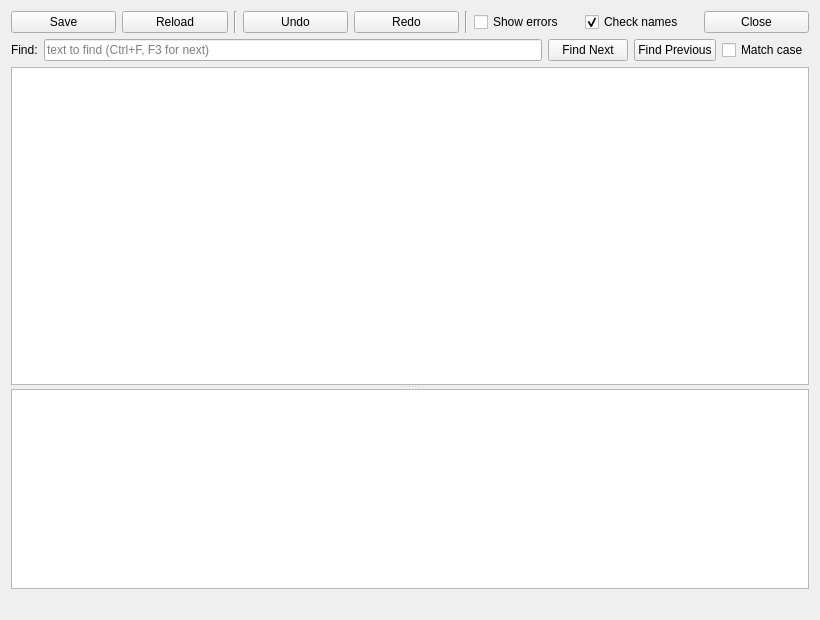
Qt form GeneralsMD/Code/Tools/WorldBuilder/qt/panels/WBQtMapIniEditorDialog.ui (triatomic/worldbuilderQT) before a commit.
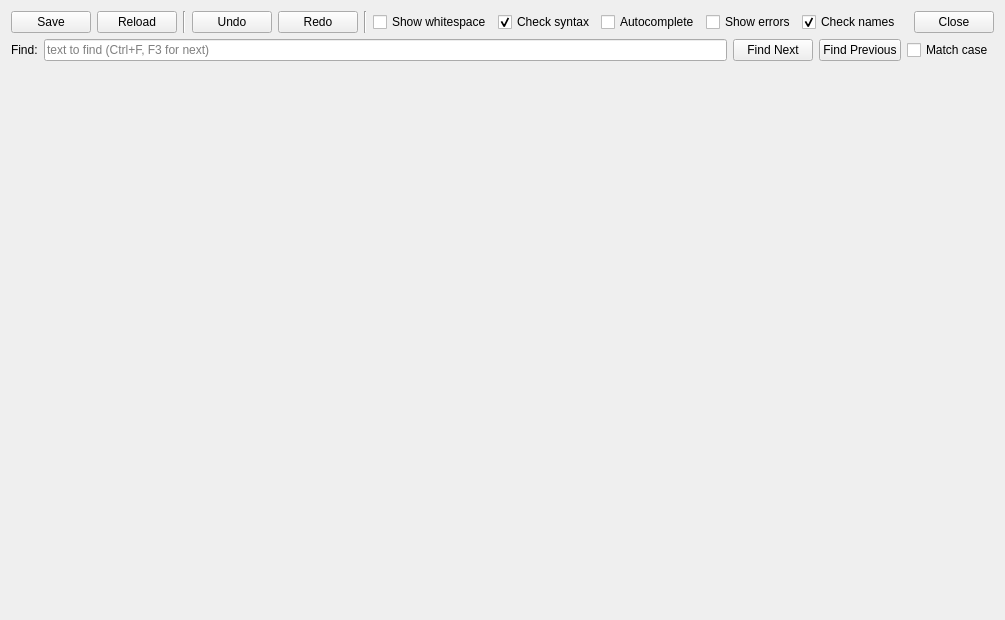
The same form after that commit.

Commit message: INI editor: autocomplete, syntax checking, and open any INI file

What changed in the file:
```diff
--- a/GeneralsMD/Code/Tools/WorldBuilder/qt/panels/WBQtMapIniEditorDialog.ui
+++ b/GeneralsMD/Code/Tools/WorldBuilder/qt/panels/WBQtMapIniEditorDialog.ui
@@ -76,6 +76,39 @@
        </property>
       </widget>
      </item>
+     <item>
+      <widget class="QCheckBox" name="whitespaceBox">
+       <property name="text">
+        <string>Show whitespace</string>
+       </property>
+       <property name="toolTip">
+        <string>Render spaces and tabs, so mixed indentation is visible.</string>
+       </property>
+      </widget>
+     </item>
+     <item>
+      <widget class="QCheckBox" name="checkSyntaxBox">
+       <property name="text">
+        <string>Check syntax</string>
+       </property>
+       <property name="toolTip">
+        <string>Underline structural problems: a stray End, a block left unclosed, a key with no value.</string>
+       </property>
+       <property name="checked">
+        <bool>true</bool>
+       </property>
+      </widget>
+     </item>
+     <item>
+      <widget class="QCheckBox" name="autoCompleteBox">
+       <property name="text">
+        <string>Autocomplete</string>
+       </property>
+       <property name="toolTip">
+        <string>Suggest names from the game data as you type. Ctrl+Space opens a searchable list (works even with this off).</string>
+       </property>
+      </widget>
+     </item>
      <item>
       <widget class="QCheckBox" name="showErrorsBox">
        <property name="text">
@@ -164,29 +197,21 @@
     </layout>
    </item>
    <item>
-    <widget class="QSplitter" name="split">
-     <property name="orientation">
-      <enum>Qt::Vertical</enum>
-     </property>
-     <widget class="QPlainTextEdit" name="editor">
-      <property name="lineWrapMode">
-       <enum>QPlainTextEdit::NoWrap</enum>
+    <widget class="QWidget" name="editorHost" native="true">
+     <layout class="QVBoxLayout" name="editorHostLay">
+      <property name="leftMargin">
+       <number>0</number>
       </property>
-     </widget>
-     <widget class="QListWidget" name="errorList">
-      <property name="toolTip">
-       <string>Lines with an unrecognised name. Click one to jump to it in the file above.</string>
+      <property name="topMargin">
+       <number>0</number>
       </property>
-      <property name="alternatingRowColors">
-       <bool>true</bool>
+      <property name="rightMargin">
+       <number>0</number>
       </property>
-      <property name="maximumSize">
-       <size>
-        <width>16777215</width>
-        <height>200</height>
-       </size>
+      <property name="bottomMargin">
+       <number>0</number>
       </property>
-     </widget>
+     </layout>
     </widget>
    </item>
    <item>
```
Left out of the diff: 4 changed lines with no effect on the pictures. The commit also changes 4 other files.
